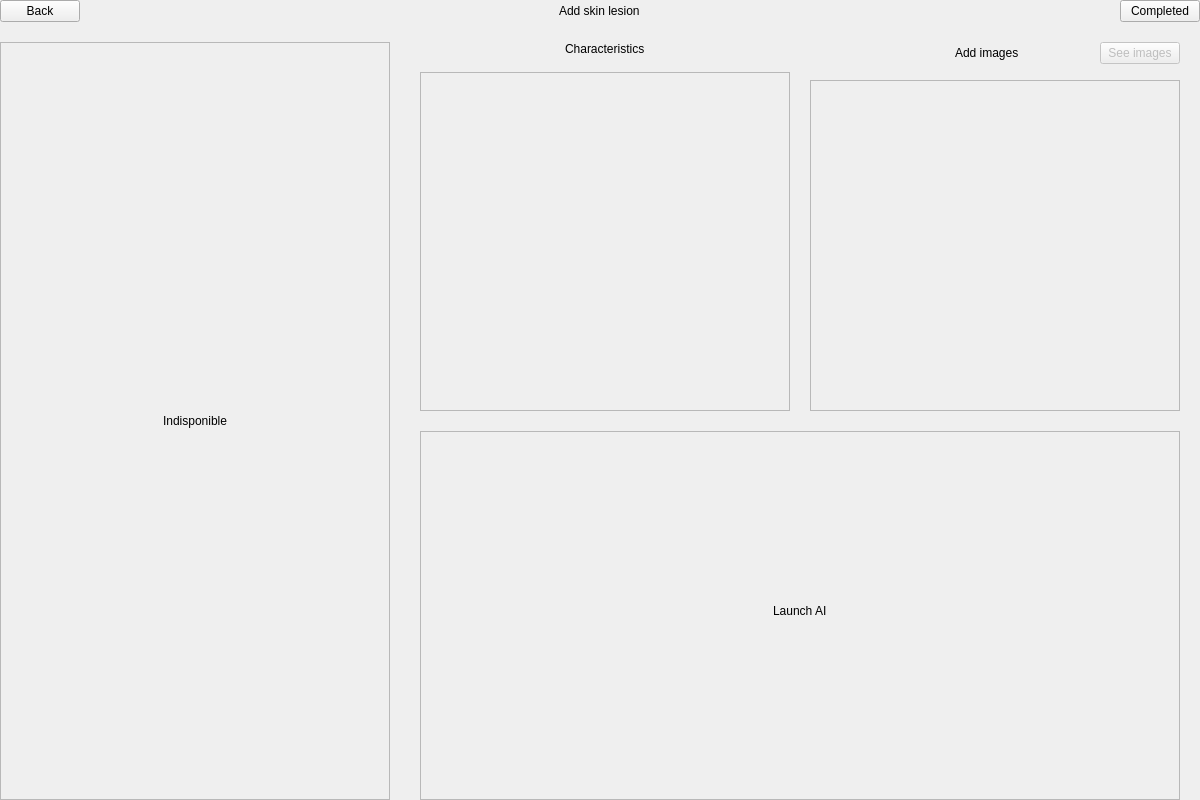
First picture: the form in skin application/skinApplication/src/views/ui/ui_upsert_skin_lesion.ui, repository AgustinCartaya/SkinApplication, before the edit.
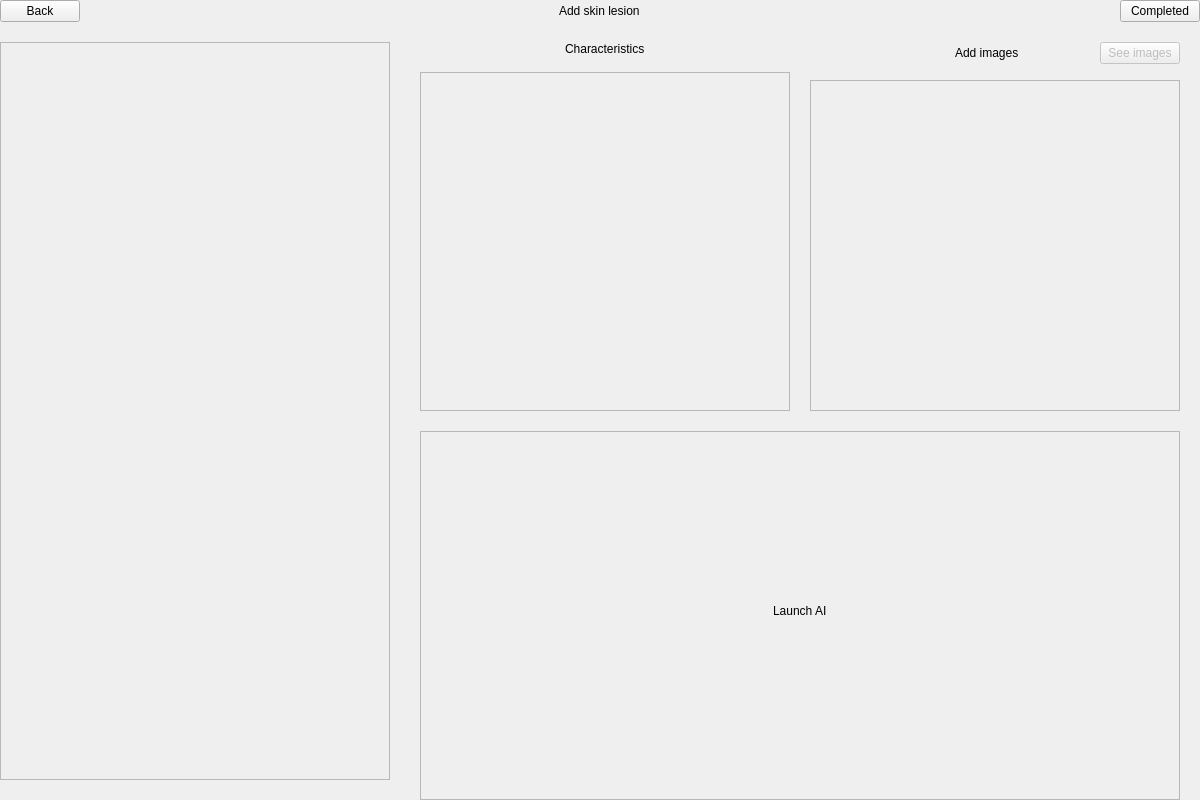
Second picture: the form after the edit. Custom widgets are drawn as their Qt base class.

Patch:
```diff
--- a/skin application/skinApplication/src/views/ui/ui_upsert_skin_lesion.ui
+++ b/skin application/skinApplication/src/views/ui/ui_upsert_skin_lesion.ui
@@ -76,6 +76,9 @@
      </property>
      <item>
       <layout class="QVBoxLayout" name="ly_left">
+       <property name="bottomMargin">
+        <number>20</number>
+       </property>
        <item>
         <widget class="QFrame" name="c_body2d">
          <property name="frameShape">
@@ -84,15 +87,6 @@
          <property name="frameShadow">
           <enum>QFrame::Raised</enum>
          </property>
-         <layout class="QVBoxLayout" name="verticalLayout_16">
-          <item alignment="Qt::AlignHCenter|Qt::AlignVCenter">
-           <widget class="QLabel" name="label_4">
-            <property name="text">
-             <string>Indisponible</string>
-            </property>
-           </widget>
-          </item>
-         </layout>
         </widget>
        </item>
       </layout>
@@ -327,6 +321,12 @@
    <extends>QPushButton</extends>
    <header>.promoted.button</header>
   </customwidget>
+  <customwidget>
+   <class>Body2DContainer</class>
+   <extends>QFrame</extends>
+   <header>.promoted.body2d_container</header>
+   <container>1</container>
+  </customwidget>
  </customwidgets>
  <resources/>
  <connections/>
```
Left out of the diff: 6 changed lines with no effect on the pictures.
